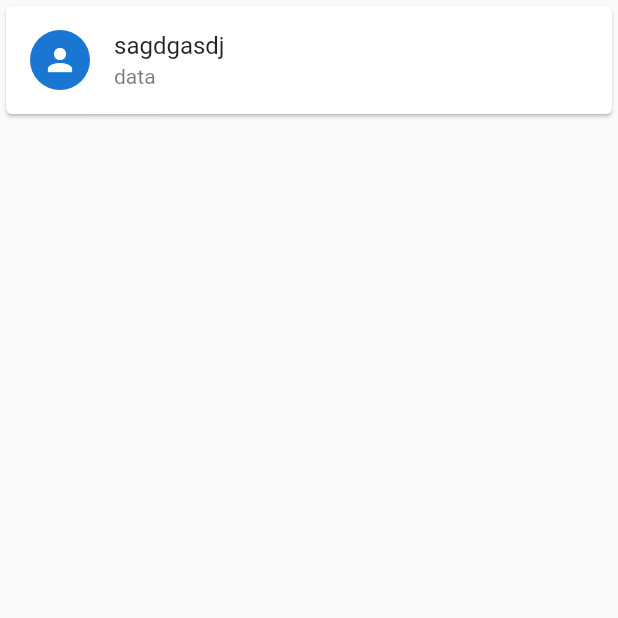
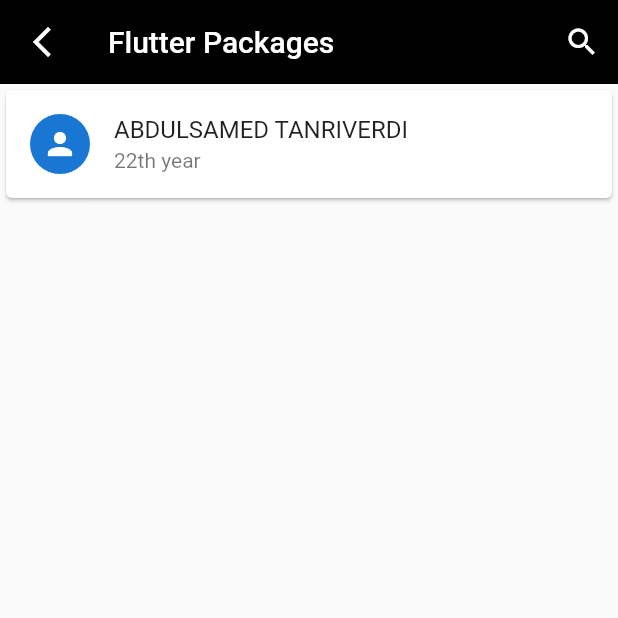
Before and after one commit to Allahverdyy/Abdulsamed_packages, a Flutter app: the screen it shows after launch, on a phone screen of 412 x 824 dp, the top half of it. Run offline on Flutter 3.47's test engine with Material 2 defaults, Android fonts, the phone set to English and light mode, and no system bars.

Commit message:
update 🆕: package update

```diff
--- a/abdulsamed_package_1/example/lib/main.dart
+++ b/abdulsamed_package_1/example/lib/main.dart
@@ -1,4 +1,4 @@
-import 'package:example/view/animation_view.dart';
+import 'package:example/view/packages_view.dart';
 import 'package:flutter/material.dart';
 
 void main() {
@@ -9,9 +9,19 @@ class MyApp extends StatelessWidget {
   const MyApp({super.key});
   @override
   Widget build(BuildContext context) {
-    return const MaterialApp(
+    return MaterialApp(
       debugShowCheckedModeBanner: false,
-      home: PackageView(),
+      home: Scaffold(
+        appBar: AppBar(
+          backgroundColor: Colors.black,
+          elevation: 0,
+          leading: const Icon(Icons.arrow_back_ios_new),
+          title: const Text('Flutter Packages'),
+          actions: [IconButton(onPressed: () {
+            const TextField(textAlign: TextAlign.center, autofocus: true,);
+          } , icon: const Icon(Icons.search),)],
+        ),
+        body: const PackageView()),
     );
   }
 }
--- a/abdulsamed_package_1/example/lib/view/animation_view.dart
+++ b/abdulsamed_package_1/example/lib/view/packages_view.dart
@@ -13,9 +13,9 @@ class _PackageViewState extends State<PackageView> {
   Widget build(BuildContext context) {
     return const Scaffold(
       body: Center(child: PackageWidget(
-        title: Text('sagdgasdj'),
+        title: Text('ABDULSAMED TANRIVERDI'),
         leading: CircleAvatar(child: Icon(Icons.person)),
-        subtitle: Text('data'),
+        subtitle: Text('22th year'),
 
       )),
     );
```
Also changed, not shown: 1 other file.
